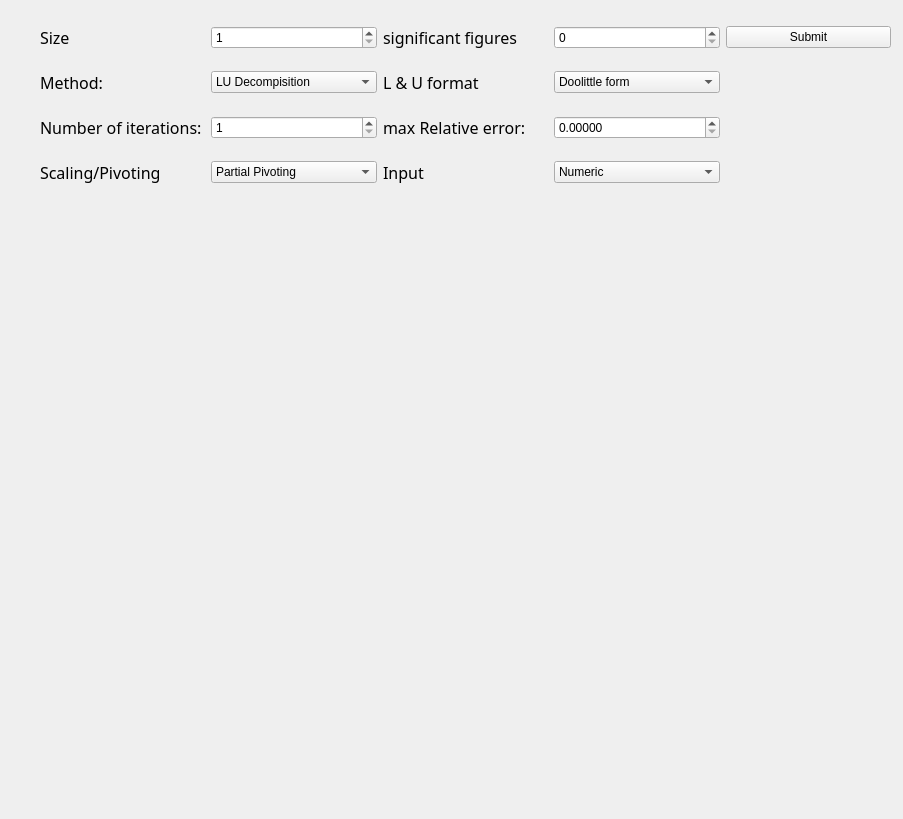
Above: gui.ui from Ziad-Sallam/MatrixSolver before the change. Below: the same form after it.
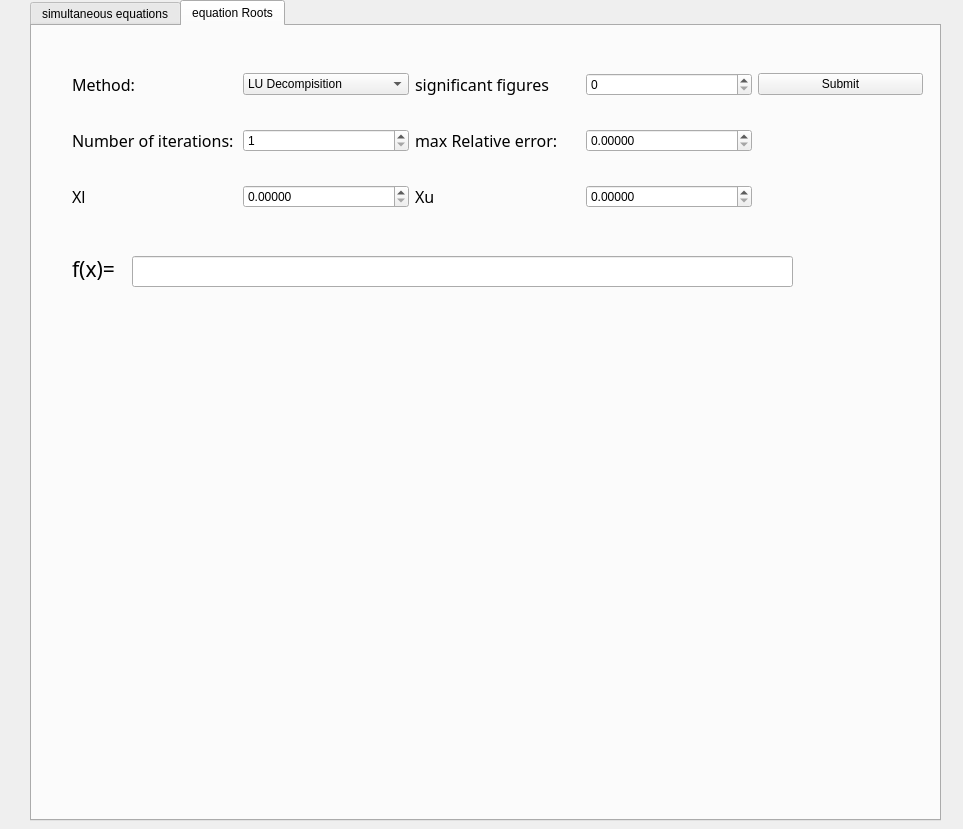
That is the form after the change.

The edit to the form file:
```diff
--- a/gui.ui
+++ b/gui.ui
@@ -6,17 +6,33 @@
    <rect>
     <x>0</x>
     <y>0</y>
-    <width>903</width>
-    <height>819</height>
+    <width>963</width>
+    <height>829</height>
    </rect>
   </property>
   <property name="windowTitle">
    <string>Form</string>
   </property>
+  <widget class="QTabWidget" name="TabWidget">
+   <property name="geometry">
+    <rect>
+     <x>30</x>
+     <y>0</y>
+     <width>911</width>
+     <height>821</height>
+    </rect>
+   </property>
+   <property name="currentIndex">
+    <number>1</number>
+   </property>
+   <widget class="QWidget" name="simultaneousTab">
+    <attribute name="title">
+     <string>simultaneous equations</string>
+    </attribute>
   <widget class="QWidget" name="gridLayoutWidget">
    <property name="geometry">
     <rect>
-     <x>40</x>
+       <x>30</x>
      <y>10</y>
      <width>851</width>
      <height>191</height>
@@ -32,21 +48,62 @@
     <property name="rightMargin">
      <number>0</number>
     </property>
-    <item row="0" column="2">
-     <widget class="QLabel" name="Scaling">
-      <property name="font">
-       <font>
-        <family>MV Boli</family>
-        <pointsize>12</pointsize>
-       </font>
-      </property>
+      <item row="2" column="1">
+       <widget class="QSpinBox" name="numberOfIterations">
+        <property name="enabled">
+         <bool>true</bool>
+        </property>
+        <property name="frame">
+         <bool>true</bool>
+        </property>
+        <property name="keyboardTracking">
+         <bool>true</bool>
+        </property>
+        <property name="showGroupSeparator" stdset="0">
+         <bool>false</bool>
+        </property>
+        <property name="prefix">
+         <string notr="true"/>
+        </property>
+        <property name="minimum">
+         <number>1</number>
+        </property>
+        <property name="maximum">
+         <number>1000</number>
+        </property>
+       </widget>
+      </item>
+      <item row="1" column="1">
+       <widget class="QComboBox" name="methodBox">
+        <item>
       <property name="text">
-       <string>significant figures</string>
-      </property>
-     </widget>
-    </item>
-    <item row="3" column="2">
-     <widget class="QLabel" name="numberOfIterationsLabel_3">
+          <string>LU Decompisition</string>
+         </property>
+        </item>
+        <item>
+         <property name="text">
+          <string>Gauss Elimination</string>
+         </property>
+        </item>
+        <item>
+         <property name="text">
+          <string>Gauss Jordan</string>
+         </property>
+        </item>
+        <item>
+         <property name="text">
+          <string>Gauss seidel</string>
+         </property>
+        </item>
+        <item>
+         <property name="text">
+          <string>Jacobi Method</string>
+         </property>
+        </item>
+       </widget>
+      </item>
+      <item row="1" column="0">
+       <widget class="QLabel" name="methodLabel">
       <property name="font">
        <font>
         <family>MV Boli</family>
@@ -61,25 +118,6 @@
       </property>
      </widget>
     </item>
-    <item row="1" column="3">
-     <widget class="QComboBox" name="formatBox">
-      <item>
-       <property name="text">
-        <string>Doolittle form</string>
-       </property>
-      </item>
-      <item>
-       <property name="text">
-        <string>Crout form</string>
-       </property>
-      </item>
-      <item>
-       <property name="text">
-        <string>Cholesky form</string>
-       </property>
-      </item>
-     </widget>
-    </item>
     <item row="1" column="2">
      <widget class="QLabel" name="formatLabel">
       <property name="font">
@@ -333,12 +371,263 @@
   <widget class="QWidget" name="initialsWidget" native="true">
    <property name="geometry">
     <rect>
-     <x>39</x>
-     <y>230</y>
+       <x>10</x>
+       <y>200</y>
+       <width>881</width>
+       <height>71</height>
+      </rect>
+     </property>
+    </widget>
+   </widget>
+   <widget class="QWidget" name="equationRootsTab">
+    <attribute name="title">
+     <string>equation Roots</string>
+    </attribute>
+    <widget class="QWidget" name="gridLayoutWidget_2">
+     <property name="geometry">
+      <rect>
+       <x>40</x>
+       <y>20</y>
      <width>851</width>
-     <height>80</height>
-    </rect>
-   </property>
+       <height>191</height>
+      </rect>
+     </property>
+     <layout class="QGridLayout" name="configGrid_2" rowstretch="0,0,0" columnstretch="0,0,0,0,0">
+      <property name="sizeConstraint">
+       <enum>QLayout::SetNoConstraint</enum>
+      </property>
+      <property name="leftMargin">
+       <number>0</number>
+      </property>
+      <property name="rightMargin">
+       <number>0</number>
+      </property>
+      <item row="0" column="4">
+       <widget class="QPushButton" name="Sbmit_2">
+        <property name="text">
+         <string>Submit</string>
+        </property>
+       </widget>
+      </item>
+      <item row="0" column="2">
+       <widget class="QLabel" name="Scaling_2">
+        <property name="font">
+         <font>
+          <family>MV Boli</family>
+          <pointsize>12</pointsize>
+         </font>
+        </property>
+        <property name="text">
+         <string>significant figures</string>
+        </property>
+       </widget>
+      </item>
+      <item row="1" column="0">
+       <widget class="QLabel" name="numberOfIterationsLabel_5">
+        <property name="font">
+         <font>
+          <family>MV Boli</family>
+          <pointsize>12</pointsize>
+         </font>
+        </property>
+        <property name="layoutDirection">
+         <enum>Qt::RightToLeft</enum>
+        </property>
+        <property name="text">
+         <string>Number of iterations:</string>
+        </property>
+       </widget>
+      </item>
+      <item row="1" column="3">
+       <widget class="QDoubleSpinBox" name="rootsError">
+        <property name="decimals">
+         <number>5</number>
+        </property>
+       </widget>
+      </item>
+      <item row="0" column="0">
+       <widget class="QLabel" name="methodLabel_2">
+        <property name="font">
+         <font>
+          <family>MV Boli</family>
+          <pointsize>12</pointsize>
+         </font>
+        </property>
+        <property name="layoutDirection">
+         <enum>Qt::RightToLeft</enum>
+        </property>
+        <property name="text">
+         <string>Method: </string>
+        </property>
+       </widget>
+      </item>
+      <item row="1" column="1">
+       <widget class="QSpinBox" name="numberOfIterations_2">
+        <property name="enabled">
+         <bool>true</bool>
+        </property>
+        <property name="frame">
+         <bool>true</bool>
+        </property>
+        <property name="keyboardTracking">
+         <bool>true</bool>
+        </property>
+        <property name="showGroupSeparator" stdset="0">
+         <bool>false</bool>
+        </property>
+        <property name="prefix">
+         <string notr="true"/>
+        </property>
+        <property name="minimum">
+         <number>1</number>
+        </property>
+        <property name="maximum">
+         <number>1000</number>
+        </property>
+       </widget>
+      </item>
+      <item row="2" column="0">
+       <widget class="QLabel" name="rootsLabel">
+        <property name="font">
+         <font>
+          <family>MV Boli</family>
+          <pointsize>12</pointsize>
+         </font>
+        </property>
+        <property name="layoutDirection">
+         <enum>Qt::RightToLeft</enum>
+        </property>
+        <property name="text">
+         <string>Xl</string>
+        </property>
+       </widget>
+      </item>
+      <item row="0" column="1">
+       <widget class="QComboBox" name="methodBox_2">
+        <item>
+         <property name="text">
+          <string>LU Decompisition</string>
+         </property>
+        </item>
+        <item>
+         <property name="text">
+          <string>Gauss Elimination</string>
+         </property>
+        </item>
+        <item>
+         <property name="text">
+          <string>Gauss Jordan</string>
+         </property>
+        </item>
+        <item>
+         <property name="text">
+          <string>Gauss seidel</string>
+         </property>
+        </item>
+        <item>
+         <property name="text">
+          <string>Jacobi Method</string>
+         </property>
+        </item>
+       </widget>
+      </item>
+      <item row="0" column="3">
+       <widget class="QSpinBox" name="rootsSignificantFig"/>
+      </item>
+      <item row="1" column="2">
+       <widget class="QLabel" name="errorLabel_2">
+        <property name="font">
+         <font>
+          <family>MV Boli</family>
+          <pointsize>12</pointsize>
+         </font>
+        </property>
+        <property name="text">
+         <string>max Relative error:</string>
+        </property>
+       </widget>
+      </item>
+      <item row="2" column="2">
+       <widget class="QLabel" name="numberOfIterationsLabel_6">
+        <property name="font">
+         <font>
+          <family>MV Boli</family>
+          <pointsize>12</pointsize>
+         </font>
+        </property>
+        <property name="layoutDirection">
+         <enum>Qt::RightToLeft</enum>
+        </property>
+        <property name="text">
+         <string>Xu</string>
+        </property>
+       </widget>
+      </item>
+      <item row="2" column="3">
+       <widget class="QDoubleSpinBox" name="xu">
+        <property name="decimals">
+         <number>5</number>
+        </property>
+       </widget>
+      </item>
+      <item row="2" column="1">
+       <widget class="QDoubleSpinBox" name="xl">
+        <property name="decimals">
+         <number>5</number>
+        </property>
+       </widget>
+      </item>
+     </layout>
+    </widget>
+    <widget class="QLabel" name="numberOfIterationsLabel_7">
+     <property name="geometry">
+      <rect>
+       <x>40</x>
+       <y>230</y>
+       <width>51</width>
+       <height>26</height>
+      </rect>
+     </property>
+     <property name="font">
+      <font>
+       <family>MV Boli</family>
+       <pointsize>16</pointsize>
+      </font>
+     </property>
+     <property name="layoutDirection">
+      <enum>Qt::RightToLeft</enum>
+     </property>
+     <property name="text">
+      <string>f(x)=</string>
+     </property>
+    </widget>
+    <widget class="QLineEdit" name="rootsFunction">
+     <property name="geometry">
+      <rect>
+       <x>100</x>
+       <y>230</y>
+       <width>661</width>
+       <height>31</height>
+      </rect>
+     </property>
+     <property name="font">
+      <font>
+       <family>MV Boli</family>
+       <pointsize>16</pointsize>
+      </font>
+     </property>
+    </widget>
+    <widget class="QWidget" name="plotWidget" native="true">
+     <property name="geometry">
+      <rect>
+       <x>19</x>
+       <y>279</y>
+       <width>871</width>
+       <height>501</height>
+      </rect>
+     </property>
+    </widget>
+   </widget>
   </widget>
  </widget>
  <resources/>
```
Left out of the diff: 230 changed lines with no effect on the pictures. Lines whose indentation alone changed are shown as unchanged.
